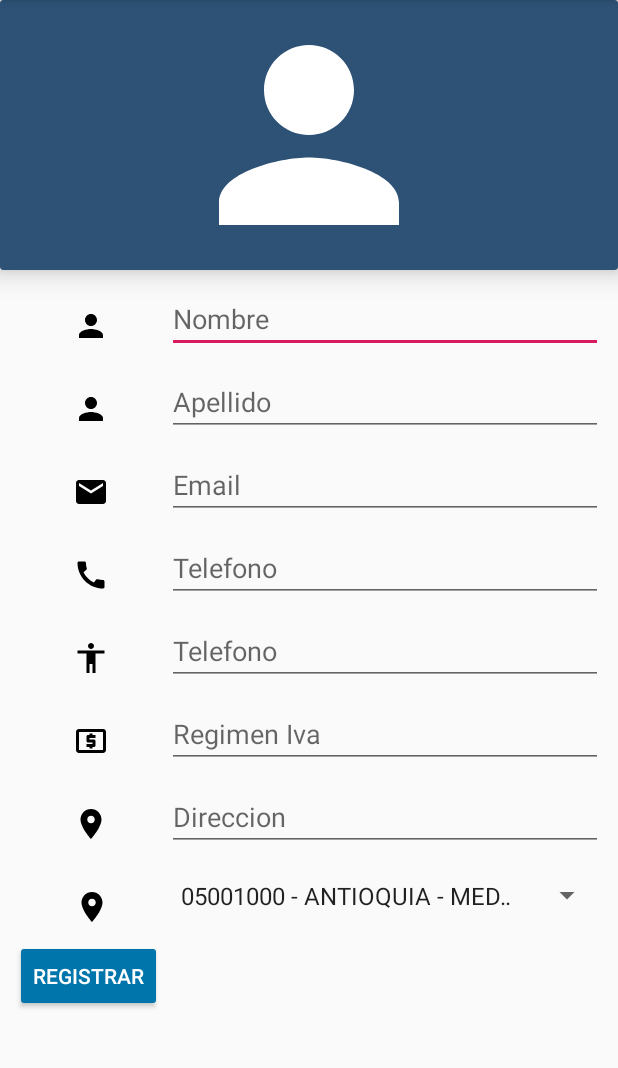
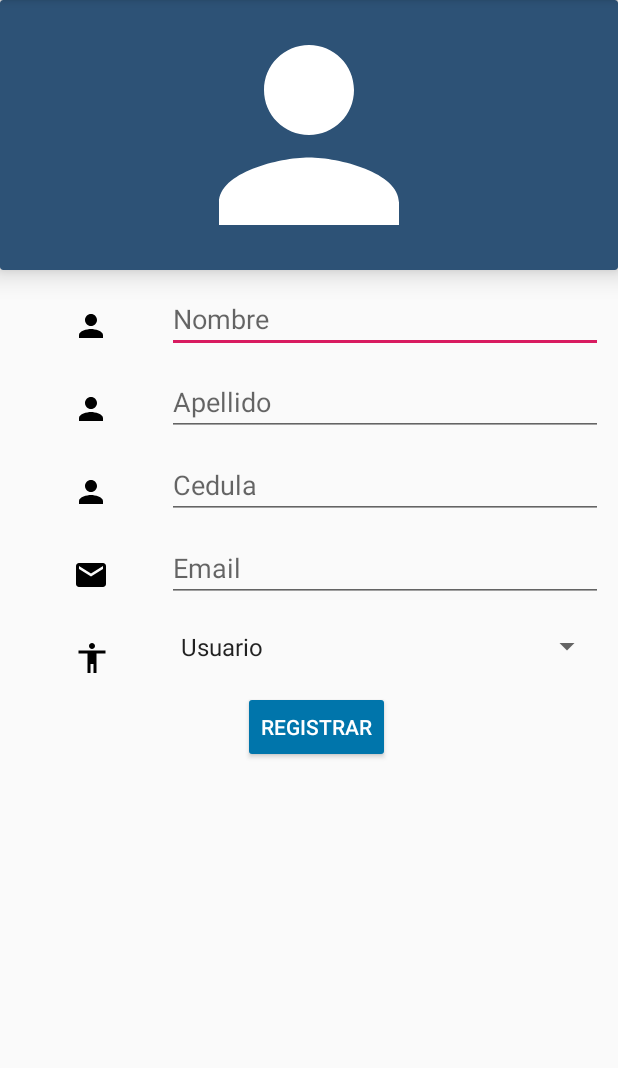
Before and after one commit to sebas420/SistemasEscalablesApp, an Android app: the CrearUsuarios screen opened directly, with no data from a screen before it, on a phone screen of 412 x 824 dp, the part 84-1152 px from its top. Run offline under Robolectric (Android 15) with nearby library versions, the phone set to English and light mode, and no system bars; our stand-ins replace Firebase (no records; nobody signed in at launch, a user with empty details on screens opened directly), data binding.

Commit message:
finalizamos seccion 6

```diff
--- a/app/src/main/java/Models/BindableString.java
+++ b/app/src/main/java/Models/BindableString.java
@@ -2,6 +2,8 @@ package Models;
 
 import android.databinding.BaseObservable;
 import android.databinding.Bindable;
+
+import com.android.databinding.library.baseAdapters.BR;
 
 import java.util.Objects;
 
--- /dev/null
+++ b/app/src/main/java/Models/Collections.java
@@ -0,0 +1,11 @@
+package Models;
+
+public class Collections {
+    public static class Usuarios{
+        public static String APELLIDO = "Apelldio";
+        public static String EMAIL = "Email";
+        public static String NOMBRE = "Nombre";
+        public static String ROLE = "Role" ;
+        public static String USUARIOS  = "Usuarios";
+    }
+}
--- a/app/src/main/java/Models/Item.java
+++ b/app/src/main/java/Models/Item.java
@@ -2,6 +2,8 @@ package Models;
 
 import android.databinding.BaseObservable;
 import android.databinding.Bindable;
+
+import com.android.databinding.library.baseAdapters.BR;
 
 
 public class Item extends BaseObservable {
--- a/app/src/main/java/Models/UserModels.java
+++ b/app/src/main/java/Models/UserModels.java
@@ -5,10 +5,7 @@ import Library.BindEditText;
 public class UserModels extends BindEditText {
     public BindableString nombreUI = new BindableString();
     public BindableString apellidoUI = new BindableString();
-    public BindableString telefonoUI = new BindableString();
     public BindableString emailUI = new BindableString();
-    public BindableString tiponitUI = new BindableString();
-    public BindableString regimenUI = new BindableString();
-    public BindableString direccionUI = new BindableString();
+    public BindableString cedulaUI = new BindableString();
     public Item item = new Item();
 }
--- a/app/src/main/java/ViewModels/AddUserViewModels.java
+++ b/app/src/main/java/ViewModels/AddUserViewModels.java
@@ -1,27 +1,120 @@
 package ViewModels;
 
 import android.app.Activity;
+import android.support.design.widget.Snackbar;
+import android.text.TextUtils;
 import android.view.View;
 
 import com.example.apolo.sistemasescalablesapp.R;
 import com.example.apolo.sistemasescalablesapp.databinding.CrearUsuariosBinding;
+import com.google.firebase.auth.FirebaseAuth;
+import com.google.firebase.firestore.DocumentReference;
+import com.google.firebase.firestore.FirebaseFirestore;
+
+import java.util.HashMap;
+import java.util.Map;
 
 import Interface.IonClick;
+import Library.Networks;
+import Library.Validate;
+import Models.Collections;
 import Models.UserModels;
 
 public class AddUserViewModels extends UserModels implements IonClick {
     private Activity _activity;
     private CrearUsuariosBinding _binding;
+    private FirebaseAuth mAuth;
+    private FirebaseFirestore _db;
+    private DocumentReference _documentRef;
+
     public AddUserViewModels(Activity activity, CrearUsuariosBinding binding) {
         _activity = activity;
         _binding = binding;
+        mAuth = FirebaseAuth.getInstance();
     }
 
     @Override
     public void onClick(View view) {
         registrarUsuarios();
     }
-    private void registrarUsuarios(){
-        String data = _activity.getResources().getStringArray(R.array.divipola)[item.getSelectedItemPosition()];
+
+    private void registrarUsuarios() {
+
+        View focusView;
+        if (TextUtils.isEmpty(nombreUI.getValue())) {
+            _binding.txtnombre.setError(_activity.getString(R.string.error_field_required));
+            focusView = _binding.txtnombre;
+            focusView.requestFocus();
+        } else {
+            if (TextUtils.isEmpty(apellidoUI.getValue())) {
+                _binding.txtapellido.setError(_activity.getString(R.string.error_field_required));
+                focusView = _binding.txtapellido;
+                focusView.requestFocus();
+            } else {
+                if (TextUtils.isEmpty(emailUI.getValue())) {
+                    _binding.txtemail.setError(_activity.getString(R.string.error_field_required));
+                    focusView = _binding.txtemail;
+                    focusView.requestFocus();
+
+                } else {
+                    if (!isEmailValid(emailUI.getValue())) {
+                        _binding.txtemail.setError(_activity.getString(R.string.error_invalid_email));
+                        focusView = _binding.txtemail;
+                        focusView.requestFocus();
+                    } else {
+                        if (TextUtils.isEmpty(cedulaUI.getValue())) {
+                            _binding.txtcedula.setError(_activity.getString(R.string.error_field_required));
+                            focusView = _binding.txtcedula;
+                            focusView.requestFocus();
+                        } else {
+                            if (!isPasswordValid(cedulaUI.getValue())) {
+                                _binding.txtcedula.setError(_activity.getString(R.string.error_invalid_password));
+                                focusView = _binding.txtcedula;
+                                focusView.requestFocus();
+                            } else {
+                                if (new Networks(_activity).verificaConexion()) {
+                                    insertUser();
+                                } else {
+                                    focusView = _binding.txtcedula;
+                                    Snackbar.make(focusView, R.string.networks, Snackbar.LENGTH_LONG)
+                                            .setAction("Action", null).show();
+                                }
+                            }
+                        }
+                    }
+                }
+            }
+        }
+    }
+
+    private void insertUser() {
+        mAuth.createUserWithEmailAndPassword(emailUI.getValue(), cedulaUI.getValue())
+                .addOnCompleteListener(_activity, (task) -> {
+                    if (task.isSuccessful()) {
+                        String role = _activity.getResources().getStringArray(R.array.item_roles)[item.getSelectedItemPosition()];
+                        _db = FirebaseFirestore.getInstance();
+                        _documentRef = _db.collection(Collections.Usuarios.USUARIOS).document(emailUI.getValue());
+                        Map<String, Object> user = new HashMap<>();
+                        user.put(Collections.Usuarios.APELLIDO,apellidoUI.getValue());
+                        user.put(Collections.Usuarios.EMAIL,emailUI.getValue());
+                        user.put(Collections.Usuarios.NOMBRE,nombreUI.getValue());
+                        user.put(Collections.Usuarios.ROLE, role);
+                        _documentRef.set(user).addOnCompleteListener((task2)->{
+
+                        });
+                        //Toast.makeText(_activity, data, Toast.LENGTH_SHORT).show();
+                    } else {
+                        View view = _binding.txtcedula;
+                        Snackbar.make(view, R.string.fail_registrer, Snackbar.LENGTH_LONG)
+                                .setAction("Action", null).show();
+                    }
+                });
+    }
+
+    private boolean isEmailValid(String email) {
+        return Validate.isEmail(email);
+    }
+    private boolean isPasswordValid(String password){
+        return password.length() >= 6;
     }
 }
--- a/app/src/main/res/layout-land/crear_usuarios.xml
+++ b/app/src/main/res/layout-land/crear_usuarios.xml
@@ -11,9 +11,7 @@
 
     <android.support.v4.widget.NestedScrollView
         android:layout_width="match_parent"
-        android:layout_height="match_parent"
-        android:layout_alignParentTop="true"
-        android:layout_alingParentEnd="true">
+        android:layout_height="match_parent">
 
 <android.support.constraint.ConstraintLayout
     android:layout_width="match_parent"
@@ -106,6 +104,33 @@
                 android:paddingRight="10dp">
 
                 <ImageView
+                    android:id="@+id/imageViewUser12"
+                    android:layout_width="wrap_content"
+                    android:layout_height="wrap_content"
+                    android:layout_weight="1"
+                    android:paddingTop="15dp"
+                    app:srcCompat="@drawable/ic_baseline_person_24px" />
+
+                <EditText
+                    android:id="@+id/txtcedula"
+                    android:layout_width="wrap_content"
+                    android:layout_height="wrap_content"
+                    android:layout_weight="1"
+                    android:ems="10"
+                    android:hint="@string/cedula"
+                    android:inputType="textPassword"
+                    app:binding="@{addUserModel.cedulaUI}"/>
+            </LinearLayout>
+
+            <LinearLayout
+                android:layout_width="match_parent"
+                android:layout_height="wrap_content"
+                android:orientation="horizontal"
+                android:paddingLeft="10dp"
+                android:paddingTop="10dp"
+                android:paddingRight="10dp">
+
+                <ImageView
                     android:id="@+id/imageViewEmail"
                     android:layout_width="wrap_content"
                     android:layout_height="wrap_content"
@@ -133,127 +158,20 @@
                 android:paddingRight="10dp">
 
                 <ImageView
-                    android:id="@+id/imageViewTelefono"
-                    android:layout_width="wrap_content"
-                    android:layout_height="wrap_content"
-                    android:layout_weight="1"
-                    android:paddingTop="15dp"
-                    app:srcCompat="@drawable/ic_telefono" />
-
-                <EditText
-                    android:id="@+id/txttelefono"
-                    android:layout_width="wrap_content"
-                    android:layout_height="wrap_content"
-                    android:layout_weight="1"
-                    android:ems="10"
-                    android:hint="@string/telefono"
-                    android:inputType="text"
-                    app:binding="@{addUserModel.telefonoUI}"/>
-            </LinearLayout>
-
-            <LinearLayout
-                android:layout_width="match_parent"
-                android:layout_height="wrap_content"
-                android:orientation="horizontal"
-                android:paddingLeft="10dp"
-                android:paddingTop="10dp"
-                android:paddingRight="10dp">
-
-                <ImageView
-                    android:id="@+id/imageViewTipo"
+                    android:id="@+id/imageViewDivipola"
                     android:layout_width="wrap_content"
                     android:layout_height="wrap_content"
                     android:layout_weight="1"
                     android:paddingTop="15dp"
                     app:srcCompat="@drawable/ic_tipopersona" />
 
-                <EditText
-                    android:id="@+id/txttipopersona"
-                    android:layout_width="wrap_content"
-                    android:layout_height="wrap_content"
-                    android:layout_weight="1"
-                    android:ems="10"
-                    android:hint="@string/tipopersonas"
-                    app:binding="@{addUserModel.tiponitUI}"
-                    android:inputType="text" />
-            </LinearLayout>
-
-            <LinearLayout
-                android:layout_width="match_parent"
-                android:layout_height="wrap_content"
-                android:orientation="horizontal"
-                android:paddingLeft="10dp"
-                android:paddingTop="10dp"
-                android:paddingRight="10dp">
-
-                <ImageView
-                    android:id="@+id/imageViewRegimen"
-                    android:layout_width="wrap_content"
-                    android:layout_height="wrap_content"
-                    android:layout_weight="1"
-                    android:paddingTop="15dp"
-                    app:srcCompat="@drawable/ic_regimen" />
-
-                <EditText
-                    android:id="@+id/txtregimen"
-                    android:layout_width="wrap_content"
-                    android:layout_height="wrap_content"
-                    android:layout_weight="1"
-                    android:ems="10"
-                    android:hint="@string/regimen"
-                    app:binding="@{addUserModel.regimenUI}"
-                    android:inputType="text" />
-            </LinearLayout>
-
-            <LinearLayout
-                android:layout_width="match_parent"
-                android:layout_height="wrap_content"
-                android:orientation="horizontal"
-                android:paddingLeft="10dp"
-                android:paddingTop="10dp"
-                android:paddingRight="10dp">
-
-                <ImageView
-                    android:id="@+id/imageViewGps"
-                    android:layout_width="wrap_content"
-                    android:layout_height="wrap_content"
-                    android:layout_weight="1"
-                    android:paddingTop="15dp"
-                    app:srcCompat="@drawable/ic_gps" />
-
-                <EditText
-                    android:id="@+id/txtdireccion"
-                    android:layout_width="wrap_content"
-                    android:layout_height="wrap_content"
-                    android:layout_weight="1"
-                    android:ems="10"
-                    android:hint="@string/direccion"
-                    app:binding="@{addUserModel.direccionUI}"
-                    android:inputType="text" />
-            </LinearLayout>
-
-            <LinearLayout
-                android:layout_width="match_parent"
-                android:layout_height="wrap_content"
-                android:orientation="horizontal"
-                android:paddingLeft="10dp"
-                android:paddingTop="10dp"
-                android:paddingRight="10dp">
-
-                <ImageView
-                    android:id="@+id/imageViewDivipola"
-                    android:layout_width="wrap_content"
-                    android:layout_height="wrap_content"
-                    android:layout_weight="1"
-                    android:paddingTop="15dp"
-                    app:srcCompat="@drawable/ic_gps" />
-
                 <Spinner
                     android:id="@+id/spndivipola"
                     android:layout_width="210dp"
                     android:layout_height="match_parent"
                     android:layout_weight="1"
-                    android:entries="@array/divipola"/>
+                    android:entries="@array/item_roles"
+                    android:selectedItemPosition="@={addUserModel.item.selectedItemPosition}"/>
 
             </LinearLayout>
             <LinearLayout
@@ -262,7 +180,8 @@
                 android:orientation="vertical"
                 android:paddingLeft="10dp"
                 android:paddingTop="10dp"
-                android:paddingBottom="10dp">
+                android:paddingBottom="10dp"
+                android:layout_gravity="center">
 
                 <Button
                     android:id="@+id/button"
@@ -270,7 +189,8 @@
                     android:layout_height="wrap_content"
                     android:layout_weight="1"
                     android:text="REGISTRAR"
-                    android:textColor="#fff" />
+                    android:textColor="#fff"
+                    android:onClick="@{addUserModel::onClick}"/>
             </LinearLayout>
 
         </LinearLayout>
--- a/app/src/main/res/layout/crear_usuarios.xml
+++ b/app/src/main/res/layout/crear_usuarios.xml
@@ -11,9 +11,7 @@
 
     <android.support.v4.widget.NestedScrollView
         android:layout_width="match_parent"
-        android:layout_height="match_parent"
-        android:layout_alignParentTop="true"
-        android:layout_alingParentEnd="true">
+        android:layout_height="match_parent">
 
 <android.support.constraint.ConstraintLayout
     android:layout_width="match_parent"
@@ -99,6 +97,34 @@
                     android:hint="@string/apellido"
                     />
             </LinearLayout>
+
+            <LinearLayout
+                android:layout_width="match_parent"
+                android:layout_height="wrap_content"
+                android:orientation="horizontal"
+                android:paddingLeft="10dp"
+                android:paddingTop="10dp"
+                android:paddingRight="10dp">
+
+                <ImageView
+                    android:id="@+id/imageViewUser12"
+                    android:layout_width="wrap_content"
+                    android:layout_height="wrap_content"
+                    android:layout_weight="1"
+                    android:paddingTop="15dp"
+                    app:srcCompat="@drawable/ic_baseline_person_24px" />
+
+                <EditText
+                    android:id="@+id/txtcedula"
+                    android:layout_width="wrap_content"
+                    android:layout_height="wrap_content"
+                    android:layout_weight="1"
+                    android:ems="10"
+                    android:hint="@string/cedula"
+                    android:inputType="textPassword"
+                    app:binding="@{addUserModel.cedulaUI}"/>
+            </LinearLayout>
+
             <LinearLayout
                 android:layout_width="match_parent"
                 android:layout_height="wrap_content"
@@ -136,131 +162,20 @@
                 android:paddingRight="10dp">
 
                 <ImageView
-                    android:id="@+id/imageViewTelefono"
-                    android:layout_width="wrap_content"
-                    android:layout_height="wrap_content"
-                    android:layout_weight="1"
-                    android:paddingTop="15dp"
-                    app:srcCompat="@drawable/ic_telefono" />
-
-                <EditText
-                    android:id="@+id/txttelefono"
-                    android:layout_width="wrap_content"
-                    android:layout_height="wrap_content"
-                    android:layout_weight="1"
-                    android:ems="10"
-                    android:inputType="text"
-                    app:binding="@{addUserModel.telefonoUI}"
-                    android:hint="@string/telefono"
-                    />
-            </LinearLayout>
-
-            <LinearLayout
-                android:layout_width="match_parent"
-                android:layout_height="wrap_content"
-                android:orientation="horizontal"
-                android:paddingLeft="10dp"
-                android:paddingTop="10dp"
-                android:paddingRight="10dp">
-
-                <ImageView
-                    android:id="@+id/imageViewTipo"
+                    android:id="@+id/imageViewDivipola"
                     android:layout_width="wrap_content"
                     android:layout_height="wrap_content"
                     android:layout_weight="1"
                     android:paddingTop="15dp"
                     app:srcCompat="@drawable/ic_tipopersona" />
 
-                <EditText
-                    android:id="@+id/txttipopersona"
-                    android:layout_width="wrap_content"
-                    android:layout_height="wrap_content"
-                    android:layout_weight="1"
-                    android:ems="10"
-                    android:inputType="text"
-                    app:binding="@{addUserModel.tiponitUI}"
-                    android:hint="@string/telefono"
-                    />
-            </LinearLayout>
-
-            <LinearLayout
-                android:layout_width="match_parent"
-                android:layout_height="wrap_content"
-                android:orientation="horizontal"
-                android:paddingLeft="10dp"
-                android:paddingTop="10dp"
-                android:paddingRight="10dp">
-
-                <ImageView
-                    android:id="@+id/imageViewRegimen"
-                    android:layout_width="wrap_content"
-                    android:layout_height="wrap_content"
-                    android:layout_weight="1"
-                    android:paddingTop="15dp"
-                    app:srcCompat="@drawable/ic_regimen" />
-
-                <EditText
-                    android:id="@+id/txtregimen"
-                    android:layout_width="wrap_content"
-                    android:layout_height="wrap_content"
-                    android:layout_weight="1"
-                    android:ems="10"
-                    android:inputType="text"
-                    app:binding="@{addUserModel.regimenUI}"
-                    android:hint="@string/regimen"
-                    />
-            </LinearLayout>
-
-            <LinearLayout
-                android:layout_width="match_parent"
-                android:layout_height="wrap_content"
-                android:orientation="horizontal"
-                android:paddingLeft="10dp"
-                android:paddingTop="10dp"
-                android:paddingRight="10dp">
-
-                <ImageView
-                    android:id="@+id/imageViewGps"
-                    android:layout_width="wrap_content"
-                    android:layout_height="wrap_content"
-                    android:layout_weight="1"
-                    android:paddingTop="15dp"
-                    app:srcCompat="@drawable/ic_gps" />
-
-                <EditText
-                    android:id="@+id/txtdireccion"
-                    android:layout_width="wrap_content"
-                    android:layout_height="wrap_content"
-                    android:layout_weight="1"
-                    android:ems="10"
-                    android:inputType="text"
-                    app:binding="@{addUserModel.direccionUI}"
-                    android:hint="@string/direccion"
-                    />
-            </LinearLayout>
-
-            <LinearLayout
-                android:layout_width="match_parent"
-                android:layout_height="wrap_content"
-                android:orientation="horizontal"
-                android:paddingLeft="10dp"
-                android:paddingTop="10dp"
-                android:paddingRight="10dp">
-
-                <ImageView
-                    android:id="@+id/imageViewDivipola"
-                    android:layout_width="wrap_content"
-                    android:layout_height="wrap_content"
-                    android:layout_weight="1"
-                    android:paddingTop="15dp"
-                    app:srcCompat="@drawable/ic_gps" />
-
                 <Spinner
                     android:id="@+id/spndivipola"
                     android:layout_width="210dp"
                     android:layout_height="match_parent"
                     android:layout_weight="1"
-                    android:entries="@array/divipola"/>
+                    android:entries="@array/item_roles"
+                    android:selectedItemPosition="@={addUserModel.item.selectedItemPosition}"/>
 
             </LinearLayout>
 
@@ -270,7 +185,8 @@
                 android:orientation="vertical"
                 android:paddingLeft="10dp"
                 android:paddingTop="10dp"
-                android:paddingBottom="10dp">
+                android:paddingBottom="10dp"
+                android:layout_gravity="center">
 
                 <Button
                     android:id="@+id/button"
@@ -278,7 +194,8 @@
                     android:layout_height="wrap_content"
                     android:layout_weight="1"
                     android:text="REGISTRAR"
-                    android:textColor="#fff" />
+                    android:textColor="#fff"
+                    android:onClick="@{addUserModel::onClick}"/>
             </LinearLayout>
 
         </LinearLayout>
--- /dev/null
+++ b/app/src/main/res/values/item_roles.xml
@@ -0,0 +1,7 @@
+<?xml version="1.0" encoding="utf-8"?>
+<resources>
+    <array name="item_roles">
+        <item>Usuario</item>
+        <item>Administrador</item>
+    </array>
+</resources>
--- a/app/src/main/res/values/strings.xml
+++ b/app/src/main/res/values/strings.xml
@@ -13,9 +13,10 @@
     <string name="empresa">Sistemas Escalables</string>
     <string name="prompt_email">INGRESE EL CORREO</string>
     <string name="prompt_password">INGRESE LA CONTRASEÑA</string>
-    <string name="action_sign_in">Siguiente</string>
+    <string name="action_sign_in">Siguiente</string>|
     <string name="ingresar">INGRESAR</string>
-    <string name="error_invalid_email">This email address is invalid</string>
+    <string name="error_invalid_email">El Correo Ingresado Es Invalido</string>
+    <string name="cedula2">"Error!"</string>
     <string name="error_invalid_password">CONTRASEÑA DEMACIADO CORTA</string>
     <string name="error_incorrect_password">This password is incorrect</string>
     <string name="error_field_required">This field is required</string>
@@ -39,4 +40,6 @@
     <string name="telefono">"Telefono"</string>
     <string name="tipopersonas">"Tipo Persona"</string>
     <string name="regimen">"Regimen Iva"</string>
+    <string name="cedula">"Cedula"</string>
+    <string name="fail_registrer">"Fallo al registrar usuario"</string>
 </resources>
```
